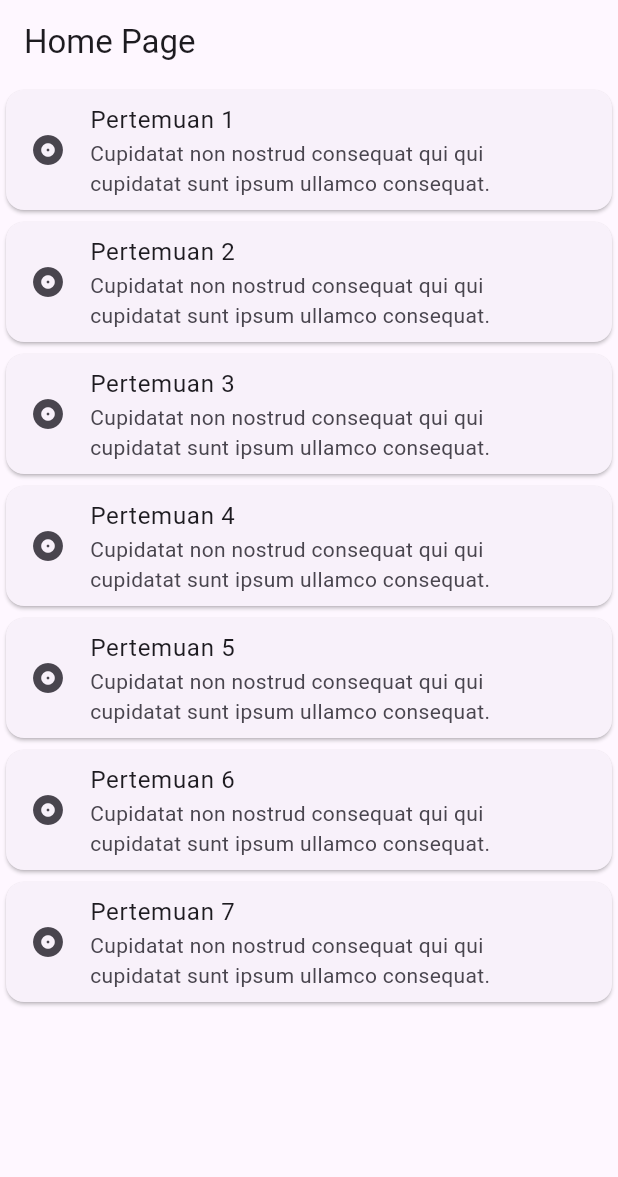
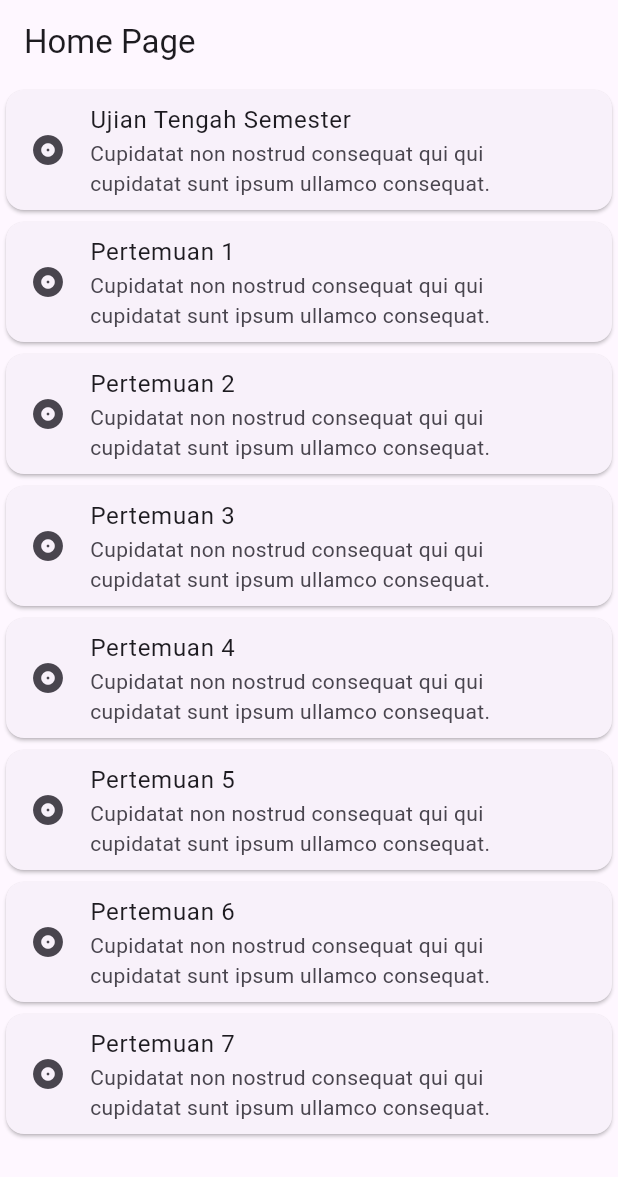
Before and after one commit to kvnrynfl/Belajar-Flutter, a Flutter app: the screen it shows after launch, on a phone screen of 412 x 824 dp. Shown: the top 1177 px of the screen. Run offline on Flutter 3.47's test engine with Material 3 defaults, Android fonts, the phone set to English and light mode, and no system bars; our stand-ins replace easy_debounce, fluttertoast.

```diff
--- a/lib/pages/home.dart
+++ b/lib/pages/home.dart
@@ -1,3 +1,4 @@
+import 'package:flutter/material.dart';
 import 'package:belajar_flutter/pages/pertemuan_01/main.dart';
 import 'package:belajar_flutter/pages/pertemuan_02/main.dart';
 import 'package:belajar_flutter/pages/pertemuan_03/main.dart';
@@ -5,10 +6,24 @@ import 'package:belajar_flutter/pages/pertemuan_04/main.dart';
 import 'package:belajar_flutter/pages/pertemuan_05/main.dart';
 import 'package:belajar_flutter/pages/pertemuan_06/main.dart';
 import 'package:belajar_flutter/pages/pertemuan_07/login_page.dart';
-import 'package:flutter/material.dart';
+import 'package:belajar_flutter/pages/ujian_tengah_semester/main.dart';
+import 'package:belajar_flutter/pages/ujian_tengah_semester/static_data.dart';
 
-class MyHomePage extends StatelessWidget {
+class MyHomePage extends StatefulWidget {
   const MyHomePage({super.key});
+
+  @override
+  State<MyHomePage> createState() => _MyHomePageState();
+}
+
+class _MyHomePageState extends State<MyHomePage> {
+  late StaticData userData;
+
+  @override
+  void initState() {
+    super.initState();
+    userData = StaticData();
+  }
 
   @override
   Widget build(BuildContext context) {
@@ -18,70 +33,58 @@ class MyHomePage extends StatelessWidget {
       ),
       body: Center(
         child: ListView(
-          children: const [
-            CardItem(
+          children: [
+            _buildCardItem(
+              title: "Ujian Tengah Semester",
+              description: "Cupidatat non nostrud consequat qui qui cupidatat sunt ipsum ullamco consequat.",
+              destination: UjianTengahSemester(userData: userData),
+            ),
+            _buildCardItem(
               title: "Pertemuan 1",
-              description:
-                  "Cupidatat non nostrud consequat qui qui cupidatat sunt ipsum ullamco consequat.",
-              destination: Pertemuan01(title: "Pertemuan 1"),
+              description: "Cupidatat non nostrud consequat qui qui cupidatat sunt ipsum ullamco consequat.",
+              destination: const Pertemuan01(title: "Pertemuan 1"),
             ),
-            CardItem(
+            _buildCardItem(
               title: "Pertemuan 2",
-              description:
-                  "Cupidatat non nostrud consequat qui qui cupidatat sunt ipsum ullamco consequat.",
-              destination: Pertemuan02(),
+              description: "Cupidatat non nostrud consequat qui qui cupidatat sunt ipsum ullamco consequat.",
+              destination: const Pertemuan02(),
             ),
-            CardItem(
+            _buildCardItem(
               title: "Pertemuan 3",
-              description:
-                  "Cupidatat non nostrud consequat qui qui cupidatat sunt ipsum ullamco consequat.",
-              destination: Pertemuan03(),
+              description: "Cupidatat non nostrud consequat qui qui cupidatat sunt ipsum ullamco consequat.",
+              destination: const Pertemuan03(),
             ),
-            CardItem(
+            _buildCardItem(
               title: "Pertemuan 4",
-              description:
-                  "Cupidatat non nostrud consequat qui qui cupidatat sunt ipsum ullamco consequat.",
-              destination: Pertemuan04(),
+              description: "Cupidatat non nostrud consequat qui qui cupidatat sunt ipsum ullamco consequat.",
+              destination: const Pertemuan04(),
             ),
-            CardItem(
+            _buildCardItem(
               title: "Pertemuan 5",
-              description:
-                  "Cupidatat non nostrud consequat qui qui cupidatat sunt ipsum ullamco consequat.",
-              destination: Pertemuan05(),
+              description: "Cupidatat non nostrud consequat qui qui cupidatat sunt ipsum ullamco consequat.",
+              destination: const Pertemuan05(),
             ),
-            CardItem(
+            _buildCardItem(
               title: "Pertemuan 6",
-              description:
-                  "Cupidatat non nostrud consequat qui qui cupidatat sunt ipsum ullamco consequat.",
-              destination: Pertemuan06(),
+              description: "Cupidatat non nostrud consequat qui qui cupidatat sunt ipsum ullamco consequat.",
+              destination: const Pertemuan06(),
             ),
-            CardItem(
+            _buildCardItem(
               title: "Pertemuan 7",
-              description:
-                  "Cupidatat non nostrud consequat qui qui cupidatat sunt ipsum ullamco consequat.",
-              destination: Pertemuan07(),
+              description: "Cupidatat non nostrud consequat qui qui cupidatat sunt ipsum ullamco consequat.",
+              destination: const Pertemuan07(),
             ),
           ],
         ),
       ),
     );
   }
-}
 
-class CardItem extends StatelessWidget {
-  const CardItem({
-    super.key,
-    required this.title,
-    required this.description,
-    required this.destination,
-  });
-
-  final String title;
-  final String description;
-  final Widget destination;
-
-  @override
-  Widget build(BuildContext context) {
+  Widget _buildCardItem({
+    required String title,
+    required String description,
+    required Widget destination,
+  }) {
     return InkWell(
       onTap: () {
         Navigator.push(
```
